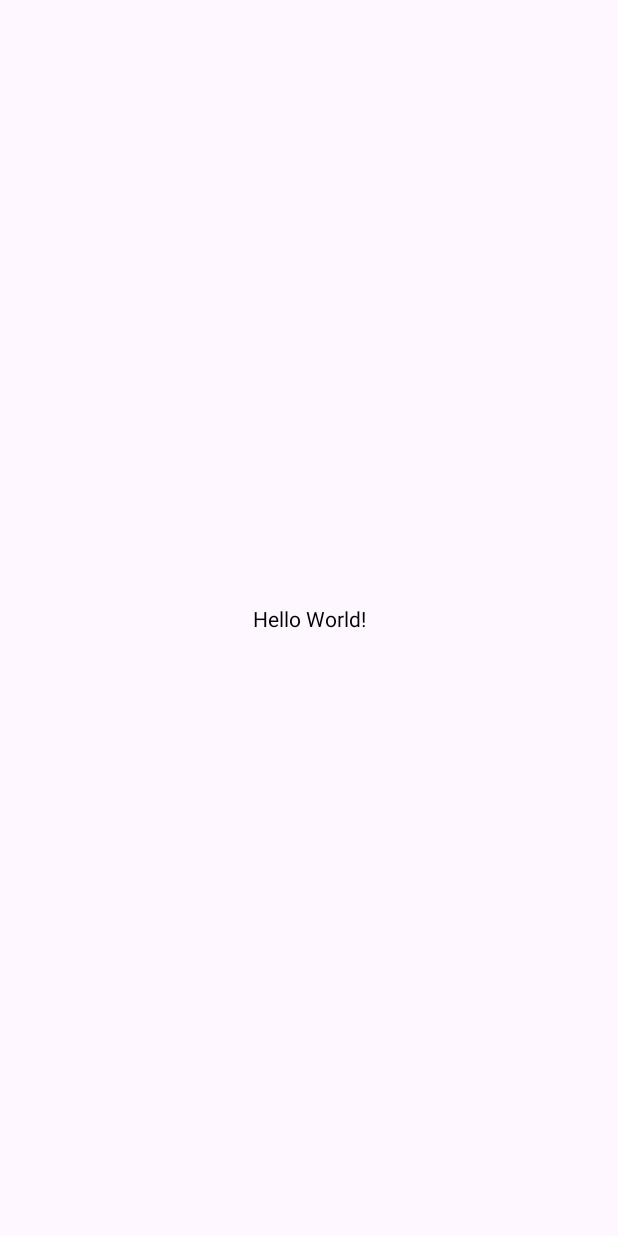
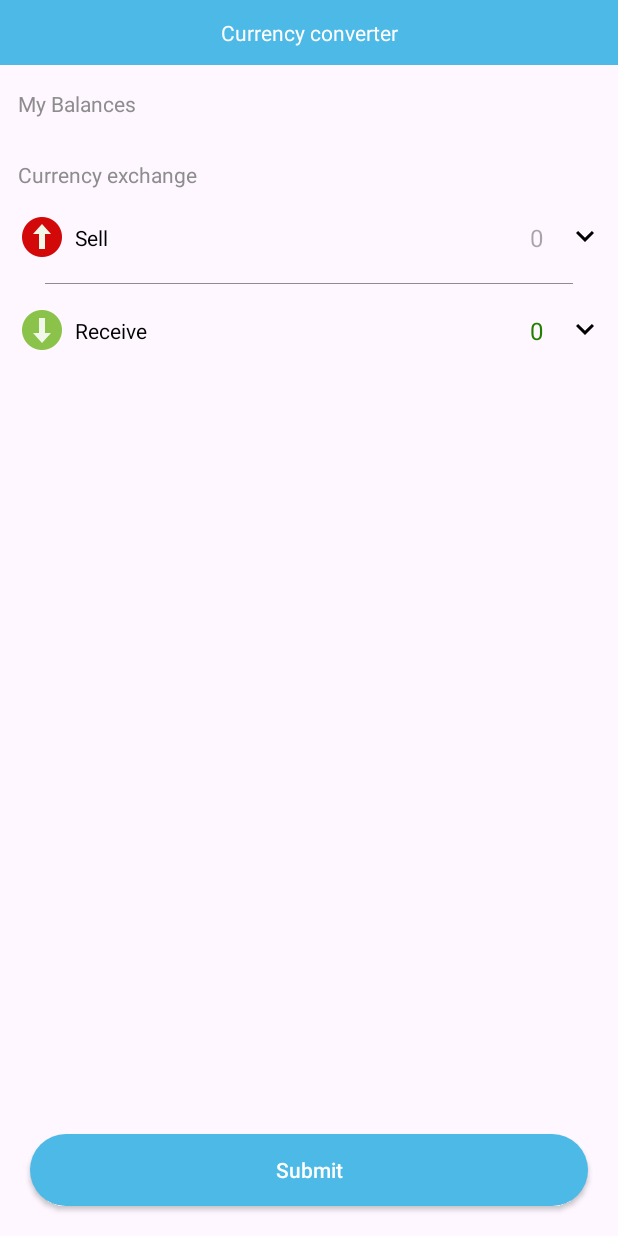
Before and after one commit to SurenOh/converter_app, an Android app: the screen it shows after launch (MainActivity), on a phone screen of 412 x 824 dp. Before the commit the screen is almost empty. Run offline under Robolectric (Android 15) with nearby library versions, the phone set to English and light mode, and no system bars.

Commit message:
setup dependency injection, fragment, navigation

```diff
--- a/app/src/main/AndroidManifest.xml
+++ b/app/src/main/AndroidManifest.xml
@@ -3,6 +3,7 @@
     xmlns:tools="http://schemas.android.com/tools">
 
     <application
+        android:name=".App"
         android:allowBackup="true"
         android:icon="@mipmap/ic_launcher"
         android:label="@string/app_name"
--- /dev/null
+++ b/app/src/main/java/com/example/newconverterapp/App.kt
@@ -0,0 +1,18 @@
+package com.example.newconverterapp
+
+import android.app.Application
+import com.example.newconverterapp.di.applicationModule
+import org.koin.android.ext.koin.androidContext
+import org.koin.core.context.startKoin
+
+class App : Application() {
+
+    override fun onCreate() {
+        super.onCreate()
+
+        startKoin {
+            androidContext(this@App)
+            modules(listOf(applicationModule))
+        }
+    }
+}
--- a/app/src/main/java/com/example/newconverterapp/MainActivity.kt
+++ b/app/src/main/java/com/example/newconverterapp/MainActivity.kt
@@ -2,10 +2,14 @@ package com.example.newconverterapp
 
 import androidx.appcompat.app.AppCompatActivity
 import android.os.Bundle
+import com.example.newconverterapp.databinding.ActivityMainBinding
 
 class MainActivity : AppCompatActivity() {
+    private lateinit var binding: ActivityMainBinding
+
     override fun onCreate(savedInstanceState: Bundle?) {
         super.onCreate(savedInstanceState)
-        setContentView(R.layout.activity_main)
+        binding = ActivityMainBinding.inflate(layoutInflater)
+        setContentView(binding.root)
     }
 }
--- /dev/null
+++ b/app/src/main/java/com/example/newconverterapp/di/appModule.kt
@@ -0,0 +1,7 @@
+package com.example.newconverterapp.di
+
+import org.koin.dsl.module
+
+val applicationModule = module {
+
+}
--- /dev/null
+++ b/app/src/main/java/com/example/newconverterapp/ui/home/HomeFragment.kt
@@ -0,0 +1,19 @@
+package com.example.newconverterapp.ui.home
+
+import android.os.Bundle
+import android.view.LayoutInflater
+import android.view.View
+import android.view.ViewGroup
+import androidx.fragment.app.Fragment
+import com.example.newconverterapp.databinding.FragmentHomeBinding
+
+class HomeFragment : Fragment() {
+    private var _binding: FragmentHomeBinding? = null
+    private val binding get() = _binding!!
+
+    override fun onCreateView(inflater: LayoutInflater, container: ViewGroup?, savedInstanceState: Bundle?): View {
+        if (_binding == null) _binding = FragmentHomeBinding.inflate(layoutInflater)
+
+        return binding.root
+    }
+}
--- /dev/null
+++ b/app/src/main/res/drawable/button_background.xml
@@ -0,0 +1,5 @@
+<?xml version="1.0" encoding="utf-8"?>
+<shape xmlns:android="http://schemas.android.com/apk/res/android">
+    <solid android:color="@color/blue"/>
+    <corners android:radius="30dp"/>
+</shape>
--- /dev/null
+++ b/app/src/main/res/drawable/expand.xml
@@ -0,0 +1,9 @@
+<vector xmlns:android="http://schemas.android.com/apk/res/android"
+    android:width="24dp"
+    android:height="24dp"
+    android:viewportWidth="960"
+    android:viewportHeight="960">
+  <path
+      android:fillColor="#FF000000"
+      android:pathData="M480,615 L240,375l56,-56 184,184 184,-184 56,56 -240,240Z"/>
+</vector>
--- /dev/null
+++ b/app/src/main/res/drawable/gray_line.xml
@@ -0,0 +1,6 @@
+<?xml version="1.0" encoding="utf-8"?>
+<shape xmlns:android="http://schemas.android.com/apk/res/android">
+    <size android:height="0.5dp" />
+    <solid android:color="@color/gray" />
+
+</shape>
--- a/app/src/main/res/layout/activity_main.xml
+++ b/app/src/main/res/layout/activity_main.xml
@@ -1,18 +1,10 @@
-<?xml version="1.0" encoding="utf-8"?>
-<androidx.constraintlayout.widget.ConstraintLayout xmlns:android="http://schemas.android.com/apk/res/android"
-    xmlns:app="http://schemas.android.com/apk/res-auto"
-    xmlns:tools="http://schemas.android.com/tools"
+<androidx.fragment.app.FragmentContainerView android:id="@+id/fragment_container"
     android:layout_width="match_parent"
     android:layout_height="match_parent"
-    tools:context=".MainActivity">
-
-    <TextView
-        android:layout_width="wrap_content"
-        android:layout_height="wrap_content"
-        android:text="Hello World!"
-        app:layout_constraintBottom_toBottomOf="parent"
-        app:layout_constraintEnd_toEndOf="parent"
-        app:layout_constraintStart_toStartOf="parent"
-        app:layout_constraintTop_toTopOf="parent" />
-
-</androidx.constraintlayout.widget.ConstraintLayout>
+    android:name="androidx.navigation.fragment.NavHostFragment"
+    app:defaultNavHost="true"
+    app:navGraph="@navigation/main_navigation"
+    tools:context=".MainActivity"
+    xmlns:tools="http://schemas.android.com/tools"
+    xmlns:android="http://schemas.android.com/apk/res/android"
+    xmlns:app="http://schemas.android.com/apk/res-auto" />
--- /dev/null
+++ b/app/src/main/res/layout/fragment_home.xml
@@ -0,0 +1,172 @@
+<?xml version="1.0" encoding="utf-8"?>
+<androidx.constraintlayout.widget.ConstraintLayout xmlns:android="http://schemas.android.com/apk/res/android"
+    xmlns:app="http://schemas.android.com/apk/res-auto"
+    xmlns:tools="http://schemas.android.com/tools"
+    android:layout_width="match_parent"
+    android:layout_height="match_parent"
+    tools:context=".ui.home.HomeFragment">
+
+    <TextView
+        android:id="@+id/tv_title"
+        android:layout_width="match_parent"
+        android:layout_height="wrap_content"
+        android:background="@color/blue"
+        android:gravity="center"
+        android:paddingVertical="12dp"
+        android:text="@string/title"
+        android:textColor="@color/white"
+        app:layout_constraintTop_toTopOf="parent" />
+
+    <TextView
+        android:id="@+id/tv_balances_title"
+        android:layout_width="wrap_content"
+        android:layout_height="wrap_content"
+        android:layout_marginStart="12dp"
+        android:layout_marginTop="16dp"
+        android:text="@string/balances_title"
+        android:textColor="@color/gray"
+        app:layout_constraintStart_toStartOf="parent"
+        app:layout_constraintTop_toBottomOf="@id/tv_title" />
+
+    <androidx.recyclerview.widget.RecyclerView
+        android:id="@+id/rv_balances"
+        android:layout_width="match_parent"
+        android:layout_height="wrap_content"
+        android:layout_marginStart="12dp"
+        android:layout_marginTop="12dp"
+        android:orientation="horizontal"
+        app:layoutManager="androidx.recyclerview.widget.LinearLayoutManager"
+        app:layout_constraintTop_toBottomOf="@id/tv_balances_title" />
+
+    <TextView
+        android:id="@+id/tv_currency_title"
+        android:layout_width="wrap_content"
+        android:layout_height="wrap_content"
+        android:layout_marginStart="12dp"
+        android:layout_marginTop="16dp"
+        android:text="@string/currency_title"
+        android:textColor="@color/gray"
+        app:layout_constraintStart_toStartOf="parent"
+        app:layout_constraintTop_toBottomOf="@id/rv_balances" />
+
+    <ImageView
+        android:id="@+id/iv_sell"
+        android:layout_width="wrap_content"
+        android:layout_height="wrap_content"
+        android:layout_marginStart="12dp"
+        android:layout_marginTop="16dp"
+        android:contentDescription="@string/arrow"
+        android:rotation="180"
+        android:src="@mipmap/red_arrow"
+        app:layout_constraintStart_toStartOf="parent"
+        app:layout_constraintTop_toBottomOf="@id/tv_currency_title" />
+
+    <TextView
+        android:id="@+id/tv_sell_title"
+        android:layout_width="wrap_content"
+        android:layout_height="wrap_content"
+        android:layout_marginStart="6dp"
+        android:text="@string/sell"
+        app:layout_constraintBottom_toBottomOf="@id/iv_sell"
+        app:layout_constraintStart_toEndOf="@id/iv_sell"
+        app:layout_constraintTop_toTopOf="@id/iv_sell" />
+
+    <androidx.appcompat.widget.AppCompatEditText
+        android:id="@+id/et_sell_value"
+        android:layout_width="0dp"
+        android:layout_height="wrap_content"
+        android:layout_marginHorizontal="16dp"
+        android:autofillHints="AUTOFILL_TYPE_PHONE"
+        android:background="@android:color/transparent"
+        android:gravity="end"
+        android:hint="@string/hint_text"
+        android:maxLength="15"
+        android:inputType="numberDecimal"
+        android:textSize="16sp"
+        app:layout_constraintBottom_toBottomOf="@id/iv_sell"
+        app:layout_constraintEnd_toStartOf="@id/tv_sell_currency"
+        app:layout_constraintStart_toEndOf="@id/tv_sell_title"
+        app:layout_constraintTop_toTopOf="@id/iv_sell" />
+
+    <TextView
+        android:id="@+id/tv_sell_currency"
+        android:layout_width="wrap_content"
+        android:layout_height="wrap_content"
+        android:layout_marginEnd="10dp"
+        android:gravity="center"
+        app:drawableEndCompat="@drawable/expand"
+        app:layout_constraintBottom_toBottomOf="@id/iv_sell"
+        app:layout_constraintEnd_toEndOf="parent"
+        app:layout_constraintTop_toTopOf="@id/iv_sell"
+        tools:text="EUR" />
+
+    <ImageView
+        android:layout_width="match_parent"
+        android:layout_height="wrap_content"
+        android:contentDescription="@string/line"
+        android:paddingHorizontal="30dp"
+        android:src="@drawable/gray_line"
+        app:layout_constraintBottom_toTopOf="@id/iv_receive"
+        app:layout_constraintStart_toStartOf="parent"
+        app:layout_constraintTop_toBottomOf="@id/iv_sell" />
+
+    <ImageView
+        android:id="@+id/iv_receive"
+        android:layout_width="wrap_content"
+        android:layout_height="wrap_content"
+        android:layout_marginStart="12dp"
+        android:layout_marginTop="30dp"
+        android:contentDescription="@string/arrow"
+        android:src="@mipmap/green_arrow"
+        app:layout_constraintStart_toStartOf="parent"
+        app:layout_constraintTop_toBottomOf="@id/iv_sell" />
+
+    <TextView
+        android:layout_width="wrap_content"
+        android:layout_height="wrap_content"
+        android:layout_marginStart="6dp"
+        android:text="@string/receive"
+        app:layout_constraintBottom_toBottomOf="@id/iv_receive"
+        app:layout_constraintStart_toEndOf="@id/iv_receive"
+        app:layout_constraintTop_toTopOf="@id/iv_receive" />
+
+    <TextView
+        android:id="@+id/tv_receive_value"
+        android:layout_width="wrap_content"
+        android:layout_height="wrap_content"
+        android:layout_marginEnd="16dp"
+        android:textColor="@color/green"
+        android:background="@android:color/transparent"
+        android:text="@string/hint_text"
+        android:textSize="16sp"
+        app:layout_constraintBottom_toBottomOf="@id/iv_receive"
+        app:layout_constraintEnd_toStartOf="@id/tv_receive_currency"
+        app:layout_constraintTop_toTopOf="@id/iv_receive" />
+
+    <TextView
+        android:id="@+id/tv_receive_currency"
+        android:layout_width="wrap_content"
+        android:layout_height="wrap_content"
+        android:layout_marginEnd="10dp"
+        android:gravity="center"
+        app:drawableEndCompat="@drawable/expand"
+        app:layout_constraintBottom_toBottomOf="@id/iv_receive"
+        app:layout_constraintEnd_toEndOf="parent"
+        app:layout_constraintTop_toTopOf="@id/iv_receive"
+        tools:text="EUR" />
+
+    <androidx.appcompat.widget.AppCompatButton
+        android:id="@+id/btn_submit"
+        android:layout_width="match_parent"
+        android:layout_height="wrap_content"
+        android:layout_marginHorizontal="20dp"
+        android:layout_marginBottom="20dp"
+        android:background="@drawable/button_background"
+        android:text="@string/submit"
+        android:textAllCaps="false"
+        android:textColor="@color/white"
+        android:textSize="14sp"
+        app:layout_constraintBottom_toBottomOf="parent"
+        app:layout_constraintEnd_toEndOf="parent"
+        app:layout_constraintStart_toStartOf="parent" />
+</androidx.constraintlayout.widget.ConstraintLayout>
--- /dev/null
+++ b/app/src/main/res/navigation/main_navigation.xml
@@ -0,0 +1,13 @@
+<?xml version="1.0" encoding="utf-8"?>
+<navigation xmlns:android="http://schemas.android.com/apk/res/android"
+    xmlns:app="http://schemas.android.com/apk/res-auto"
+    xmlns:tools="http://schemas.android.com/tools"
+    android:id="@+id/main_navigation"
+    app:startDestination="@id/homeFragment">
+
+    <fragment
+        android:id="@+id/homeFragment"
+        android:name="com.example.newconverterapp.ui.home.HomeFragment"
+        android:label="fragment_home"
+        tools:layout="@layout/fragment_home" />
+</navigation>
--- a/app/src/main/res/values/strings.xml
+++ b/app/src/main/res/values/strings.xml
@@ -1,3 +1,13 @@
 <resources>
     <string name="app_name">NewConverterApp</string>
+
+    <string name="title">Currency converter</string>
+    <string name="hint_text">0</string>
+    <string name="balances_title">My Balances</string>
+    <string name="arrow">arrow</string>
+    <string name="currency_title">Currency exchange</string>
+    <string name="sell">Sell</string>
+    <string name="receive">Receive</string>
+    <string name="line">line</string>
+    <string name="submit">Submit</string>
 </resources>
```
Also changed, not shown: app/src/main/res/mipmap-hdpi/green_arrow.png (added), app/src/main/res/mipmap-hdpi/red_arrow.png (added).
